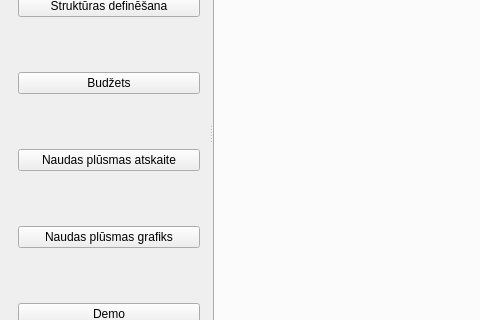
The window that cash_flow/ui/CashFlow.ui (aigarzs/cash-flow) describes before a commit, drawn with Qt 5; both pictures show x 0 to 480 and y 156 to 476 of the 800 by 600 pixel window.
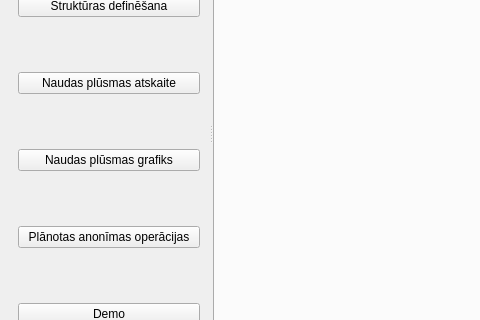
The same window after the commit. The open tabs and pages were chosen to show the change.

Commit message: Planned Anonymous Operations

```diff
--- a/cash_flow/ui/CashFlow.ui
+++ b/cash_flow/ui/CashFlow.ui
@@ -147,8 +147,8 @@
          <rect>
           <x>0</x>
           <y>0</y>
-          <width>167</width>
-          <height>167</height>
+          <width>200</width>
+          <height>414</height>
          </rect>
         </property>
         <attribute name="label">
@@ -162,13 +162,6 @@
            </property>
           </widget>
          </item>
-         <item>
-          <widget class="QPushButton" name="button_CashFlowBudget">
-           <property name="text">
-            <string>Budžets</string>
-           </property>
-          </widget>
-         </item>
          <item>
           <widget class="QPushButton" name="button_CashFlowReport">
            <property name="text">
@@ -183,6 +176,13 @@
            </property>
           </widget>
          </item>
+         <item>
+          <widget class="QPushButton" name="button_PlannedAnonymousOperations">
+           <property name="text">
+            <string>Plānotas anonīmas operācijas</string>
+           </property>
+          </widget>
+         </item>
          <item>
           <widget class="QPushButton" name="button_Demo">
            <property name="text">
```
Left out of the diff: 6 changed lines with no effect on the pictures. The commit also changes 7 other files.
